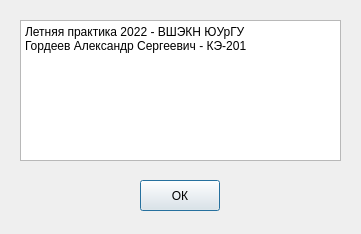
This is aboutwindow.ui in MrSago/Summer-Practice-4-sem-for-Susu as Qt 5 draws it before an edit. The edited form follows.
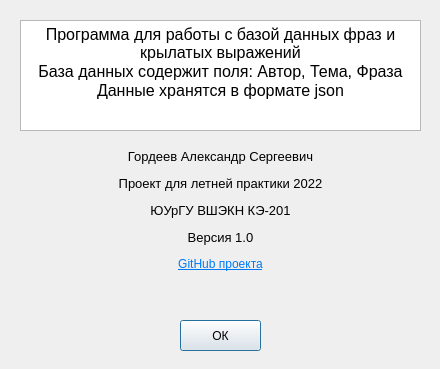
This is the edited form. Icons and pictures are not drawn.

The edit to the form file:
```diff
--- a/aboutwindow.ui
+++ b/aboutwindow.ui
@@ -6,20 +6,20 @@
    <rect>
     <x>0</x>
     <y>0</y>
-    <width>361</width>
-    <height>234</height>
+    <width>440</width>
+    <height>369</height>
    </rect>
   </property>
   <property name="minimumSize">
    <size>
-    <width>361</width>
-    <height>234</height>
+    <width>440</width>
+    <height>369</height>
    </size>
   </property>
   <property name="maximumSize">
    <size>
-    <width>361</width>
-    <height>234</height>
+    <width>440</width>
+    <height>369</height>
    </size>
   </property>
   <property name="windowTitle">
@@ -28,9 +28,9 @@
   <widget class="QPushButton" name="okButton">
    <property name="geometry">
     <rect>
-     <x>140</x>
-     <y>180</y>
-     <width>80</width>
+     <x>180</x>
+     <y>320</y>
+     <width>81</width>
      <height>31</height>
     </rect>
    </property>
@@ -43,8 +43,8 @@
     <rect>
      <x>20</x>
      <y>20</y>
-     <width>321</width>
-     <height>141</height>
+     <width>401</width>
+     <height>111</height>
     </rect>
    </property>
    <property name="readOnly">
@@ -55,8 +55,22 @@
 &lt;html&gt;&lt;head&gt;&lt;meta name=&quot;qrichtext&quot; content=&quot;1&quot; /&gt;&lt;meta charset=&quot;utf-8&quot; /&gt;&lt;style type=&quot;text/css&quot;&gt;
 p, li { white-space: pre-wrap; }
 &lt;/style&gt;&lt;/head&gt;&lt;body style=&quot; font-family:'Segoe UI'; font-size:9pt; font-weight:400; font-style:normal;&quot;&gt;
-&lt;p style=&quot; margin-top:0px; margin-bottom:0px; margin-left:0px; margin-right:0px; -qt-block-indent:0; text-indent:0px;&quot;&gt;Летняя практика 2022 - ВШЭКН ЮУрГУ&lt;/p&gt;
-&lt;p style=&quot; margin-top:0px; margin-bottom:0px; margin-left:0px; margin-right:0px; -qt-block-indent:0; text-indent:0px;&quot;&gt;Гордеев Александр Сергеевич - КЭ-201&lt;/p&gt;&lt;/body&gt;&lt;/html&gt;</string>
+&lt;p align=&quot;center&quot; style=&quot; margin-top:0px; margin-bottom:0px; margin-left:0px; margin-right:0px; -qt-block-indent:0; text-indent:0px;&quot;&gt;&lt;span style=&quot; font-size:12pt;&quot;&gt;Программа для работы с базой данных фраз и крылатых выражений&lt;/span&gt;&lt;/p&gt;
+&lt;p align=&quot;center&quot; style=&quot; margin-top:0px; margin-bottom:0px; margin-left:0px; margin-right:0px; -qt-block-indent:0; text-indent:0px;&quot;&gt;&lt;span style=&quot; font-size:12pt;&quot;&gt;База данных содержит поля: Автор, Тема, Фраза&lt;/span&gt;&lt;/p&gt;
+&lt;p align=&quot;center&quot; style=&quot; margin-top:0px; margin-bottom:0px; margin-left:0px; margin-right:0px; -qt-block-indent:0; text-indent:0px;&quot;&gt;&lt;span style=&quot; font-size:12pt;&quot;&gt;Данные хранятся в формате json&lt;/span&gt;&lt;/p&gt;&lt;/body&gt;&lt;/html&gt;</string>
+   </property>
+  </widget>
+  <widget class="QLabel" name="aboutLabel">
+   <property name="geometry">
+    <rect>
+     <x>80</x>
+     <y>140</y>
+     <width>281</width>
+     <height>141</height>
+    </rect>
+   </property>
+   <property name="text">
+    <string>&lt;html&gt;&lt;head/&gt;&lt;body&gt;&lt;p align=&quot;center&quot;&gt;&lt;span style=&quot; font-size:10pt;&quot;&gt;Гордеев Александр Сергеевич&lt;/span&gt;&lt;/p&gt;&lt;p align=&quot;center&quot;&gt;&lt;span style=&quot; font-size:10pt;&quot;&gt;Проект для летней практики 2022&lt;/span&gt;&lt;/p&gt;&lt;p align=&quot;center&quot;&gt;&lt;span style=&quot; font-size:10pt;&quot;&gt;ЮУрГУ ВШЭКН КЭ-201&lt;/span&gt;&lt;/p&gt;&lt;p align=&quot;center&quot;&gt;&lt;span style=&quot; font-size:10pt;&quot;&gt;Версия 1.0&lt;/span&gt;&lt;/p&gt;&lt;p align=&quot;center&quot;&gt;&lt;a href=&quot;https://github.com/MrSago/Summer-Practice-4-sem/&quot;&gt;&lt;span style=&quot; text-decoration: underline; color:#007af4;&quot;&gt;GitHub проекта&lt;/span&gt;&lt;/a&gt;&lt;/p&gt;&lt;/body&gt;&lt;/html&gt;</string>
    </property>
   </widget>
  </widget>
```
Left out of the diff: 6 changed lines with no effect on the pictures.
